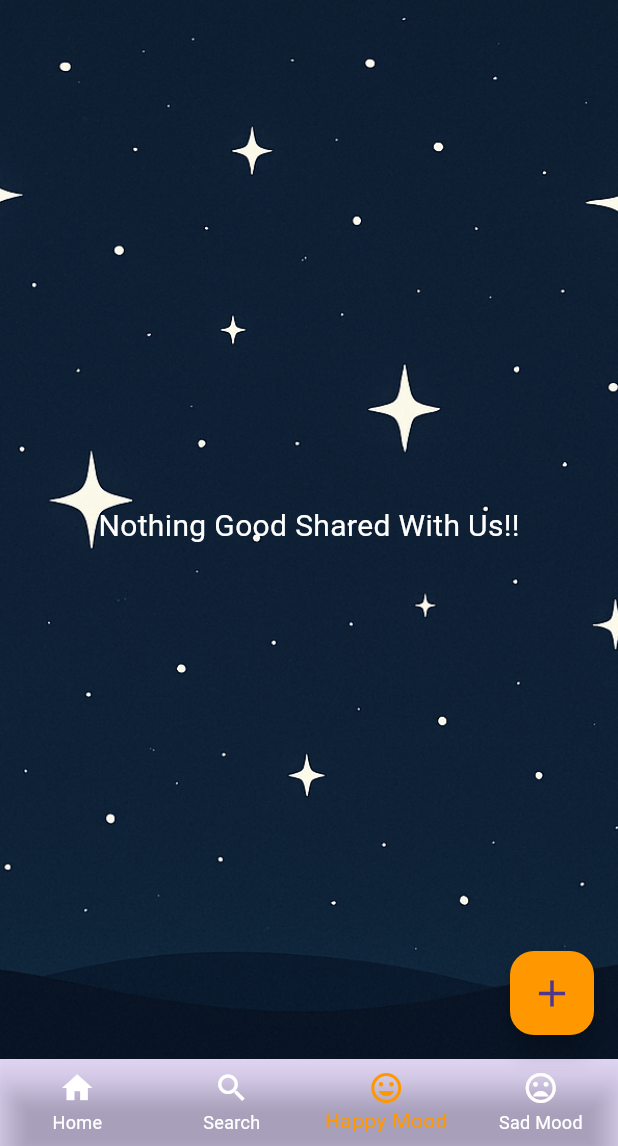
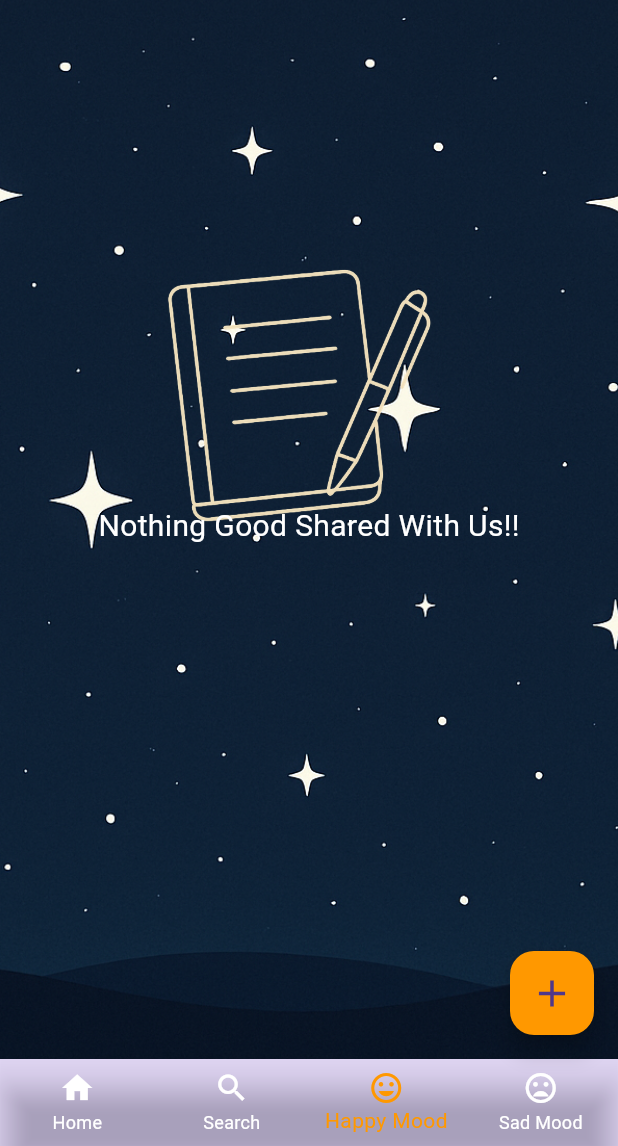
Before and after one commit to SaiyamKalra/diaryentryapp, a Flutter app: the screen it shows after launch, item 3 of the bottom bar chosen, on a phone screen of 412 x 824 dp, the part 90-1236 px from its top. Run offline on Flutter 3.47's test engine with Material 3 defaults, Android fonts, the phone set to English and light mode, and no system bars; our stand-ins replace flutter_bloc, shared_preferences.

Commit message:
added images for beautification in home_page happy_mood_page and sad_mood_page

```diff
--- a/lib/pages/happy_mood_page.dart
+++ b/lib/pages/happy_mood_page.dart
@@ -26,11 +26,23 @@ class HappyMoodPage extends StatelessWidget {
                 }).toList();
 
             if (filteredDiaries.isEmpty) {
-              return Center(
-                child: Text(
-                  'Nothing Good Shared With Us!!',
-                  style: TextStyle(color: Colors.white, fontSize: 20),
-                ),
+              return Stack(
+                children: [
+                  Positioned(
+                    top: 80,
+                    child: Image.asset(
+                      "assets/images/decoration_if_statement.png",
+                      height: 400,
+                      width: 400,
+                    ),
+                  ),
+                  Center(
+                    child: Text(
+                      'Nothing Good Shared With Us!!',
+                      style: TextStyle(color: Colors.white, fontSize: 20),
+                    ),
+                  ),
+                ],
               );
             }
             return ListView.builder(
--- a/lib/pages/home_page.dart
+++ b/lib/pages/home_page.dart
@@ -99,14 +99,25 @@ class _HomePageState extends State<HomePage> {
         backgroundColor: Colors.transparent,
         elevation: 0,
       ),
-      body: Container(
-        decoration: BoxDecoration(
-          image: DecorationImage(
-            image: AssetImage("assets/images/background.png"),
+      body: Stack(
+        children: [
+          Image.asset(
+            "assets/images/background.png",
+            width: double.infinity,
+            height: double.infinity,
             fit: BoxFit.cover,
           ),
-        ),
-        child: _getSelectedPage(),
+          Positioned(
+            top: 535,
+            right: 08,
+            child: Image.asset(
+              "assets/images/home_page_decoration.png",
+              width: 75,
+              height: 150,
+            ),
+          ),
+          Container(child: _getSelectedPage()),
+        ],
       ),
       floatingActionButton: FloatingActionButton(
         onPressed: () {
--- a/lib/pages/sad_mood_page.dart
+++ b/lib/pages/sad_mood_page.dart
@@ -25,11 +25,23 @@ class SadMoodPage extends StatelessWidget {
                   return rating <= 3.5;
                 }).toList();
             if (filteredDiaries.isEmpty) {
-              return Center(
-                child: Text(
-                  'Nothing Bad Shared With Us!!',
-                  style: TextStyle(color: Colors.white, fontSize: 20),
-                ),
+              return Stack(
+                children: [
+                  Positioned(
+                    top: 80,
+                    child: Image.asset(
+                      "assets/images/decoration_if_statement.png",
+                      height: 400,
+                      width: 400,
+                    ),
+                  ),
+                  Center(
+                    child: Text(
+                      'Nothing Bad Shared With Us!!',
+                      style: TextStyle(color: Colors.white, fontSize: 20),
+                    ),
+                  ),
+                ],
               );
             }
             return ListView.builder(
--- a/pubspec.yaml
+++ b/pubspec.yaml
@@ -24,3 +24,5 @@ flutter:
   assets:
     - assets/images/background.png
     - assets/images/search.png
+    - assets/images/home_page_decoration.png
+    - assets/images/decoration_if_statement.png
```
Also changed, not shown: lib/utils/diary_card.dart (+0 -59 lines), assets/images/decoration_if_statement.png (added), assets/images/home_page_decoration.png (added).
